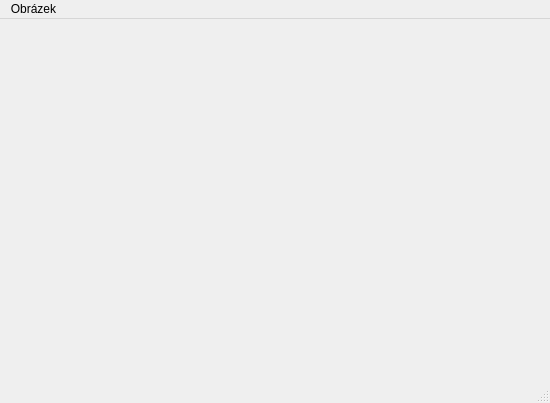
Old version of the form pvp/qt/manipulace-s-obrazky/mainwindow.ui in the repository calamitymoon/skola.
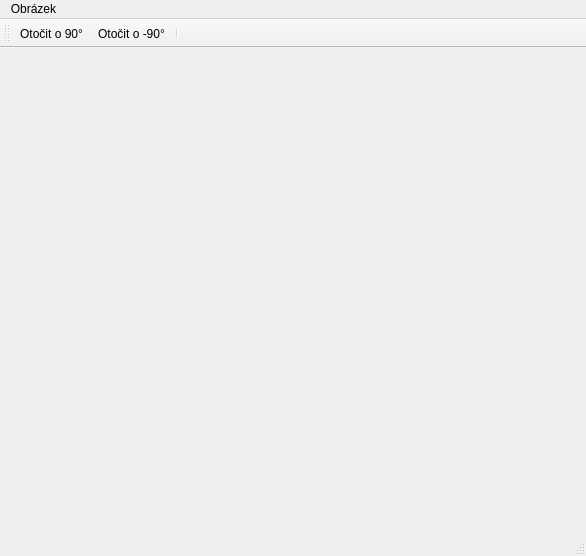
New version of the form. Icons and pictures are not drawn.

```diff
--- a/pvp/qt/manipulace-s-obrazky/mainwindow.ui
+++ b/pvp/qt/manipulace-s-obrazky/mainwindow.ui
@@ -6,16 +6,16 @@
    <rect>
     <x>0</x>
     <y>0</y>
-    <width>550</width>
-    <height>403</height>
+    <width>586</width>
+    <height>556</height>
    </rect>
   </property>
   <property name="windowTitle">
    <string>MainWindow</string>
   </property>
   <widget class="QWidget" name="centralwidget">
-   <layout class="QVBoxLayout" name="verticalLayout">
-    <item>
+   <layout class="QGridLayout" name="gridLayout_2">
+    <item row="0" column="0">
      <layout class="QGridLayout" name="gridLayout">
       <item row="0" column="0">
        <widget class="QLabel" name="label">
@@ -33,8 +33,8 @@
     <rect>
      <x>0</x>
      <y>0</y>
-     <width>550</width>
-     <height>21</height>
+     <width>586</width>
+     <height>19</height>
     </rect>
    </property>
    <widget class="QMenu" name="menuObr_zek">
@@ -48,6 +48,20 @@
    <addaction name="menuObr_zek"/>
   </widget>
   <widget class="QStatusBar" name="statusbar"/>
+  <widget class="QToolBar" name="toolBar">
+   <property name="windowTitle">
+    <string>toolBar</string>
+   </property>
+   <attribute name="toolBarArea">
+    <enum>TopToolBarArea</enum>
+   </attribute>
+   <attribute name="toolBarBreak">
+    <bool>false</bool>
+   </attribute>
+   <addaction name="actionOtocit_o_90_stupnu"/>
+   <addaction name="actionOtocit_o_minus_90_stupnu"/>
+   <addaction name="separator"/>
+  </widget>
   <action name="actionOtevrit">
    <property name="text">
     <string>Otevřít</string>
@@ -62,6 +76,42 @@
    </property>
    <property name="toolTip">
     <string>Ukončit program</string>
+   </property>
+   <property name="shortcut">
+    <string>Ctrl+Q</string>
+   </property>
+  </action>
+  <action name="actionOtocit_o_90_stupnu">
+   <property name="text">
+    <string>Otočit o 90°</string>
+   </property>
+   <property name="toolTip">
+    <string>Otočit o 90 stupňů</string>
+   </property>
+   <property name="shortcut">
+    <string>Ctrl+R</string>
+   </property>
+  </action>
+  <action name="actionUlozit">
+   <property name="text">
+    <string>Uložit</string>
+   </property>
+   <property name="toolTip">
+    <string>Uložit obrázek</string>
+   </property>
+   <property name="shortcut">
+    <string>Ctrl+S</string>
+   </property>
+  </action>
+  <action name="actionOtocit_o_minus_90_stupnu">
+   <property name="text">
+    <string>Otočit o -90°</string>
+   </property>
+   <property name="toolTip">
+    <string>Otočit o -90° stupňů</string>
+   </property>
+   <property name="shortcut">
+    <string>Ctrl+R, Ctrl+R</string>
    </property>
   </action>
  </widget>
```
Left out of the diff: 9 changed lines with no effect on the pictures.
